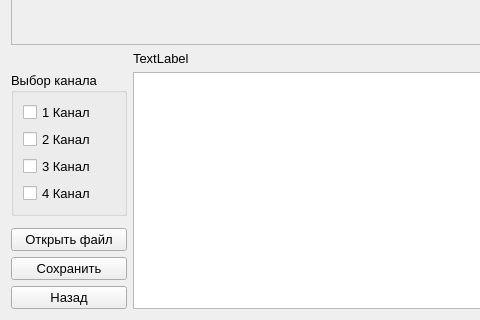
This is viewplot.ui in krang4d/Agrekola as Qt 5 draws it before an edit; both pictures show x 0 to 480 and y 389 to 709 of the 720 by 709 pixel window. The edited form follows.
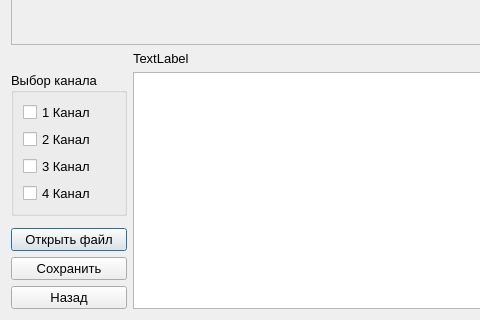
This is the edited form. Custom widgets are drawn as their Qt base class.

Commit message: change window flags

Diff of the .ui file:
```diff
--- a/viewplot.ui
+++ b/viewplot.ui
@@ -1,7 +1,10 @@
 <?xml version="1.0" encoding="UTF-8"?>
 <ui version="4.0">
  <class>ViewPlot</class>
- <widget class="QWidget" name="ViewPlot">
+ <widget class="QDialog" name="ViewPlot">
+  <property name="enabled">
+   <bool>true</bool>
+  </property>
   <property name="geometry">
    <rect>
     <x>0</x>
```
Left out of the diff: 125 changed lines with no effect on the pictures. The commit also changes 5 other files.
